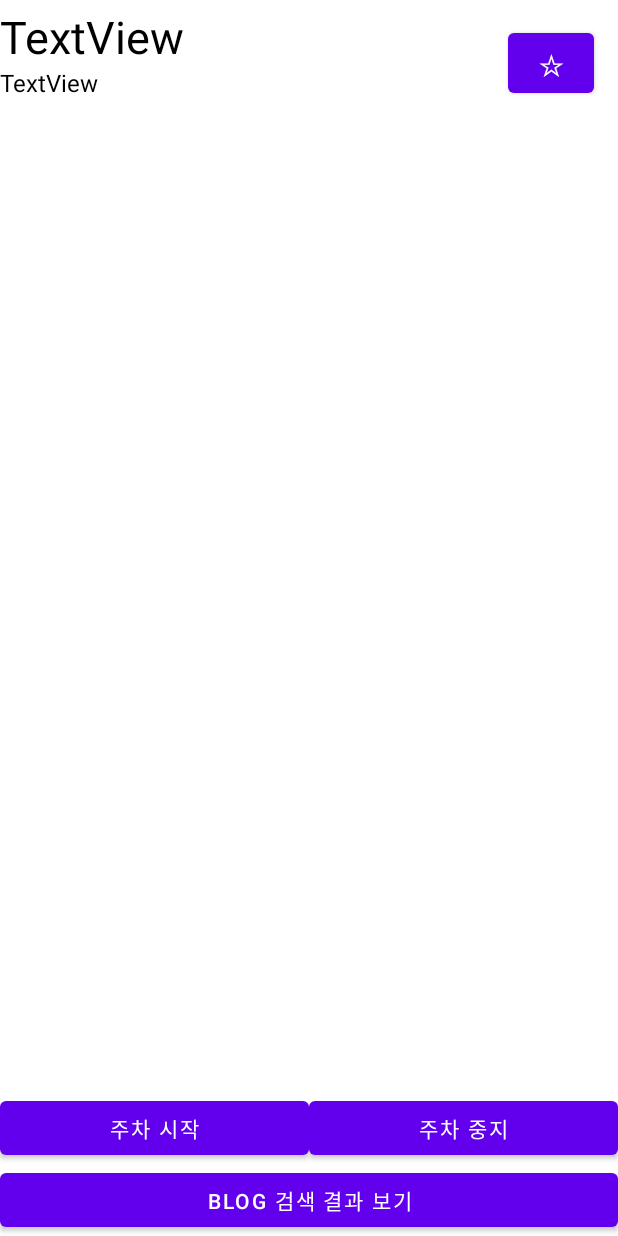
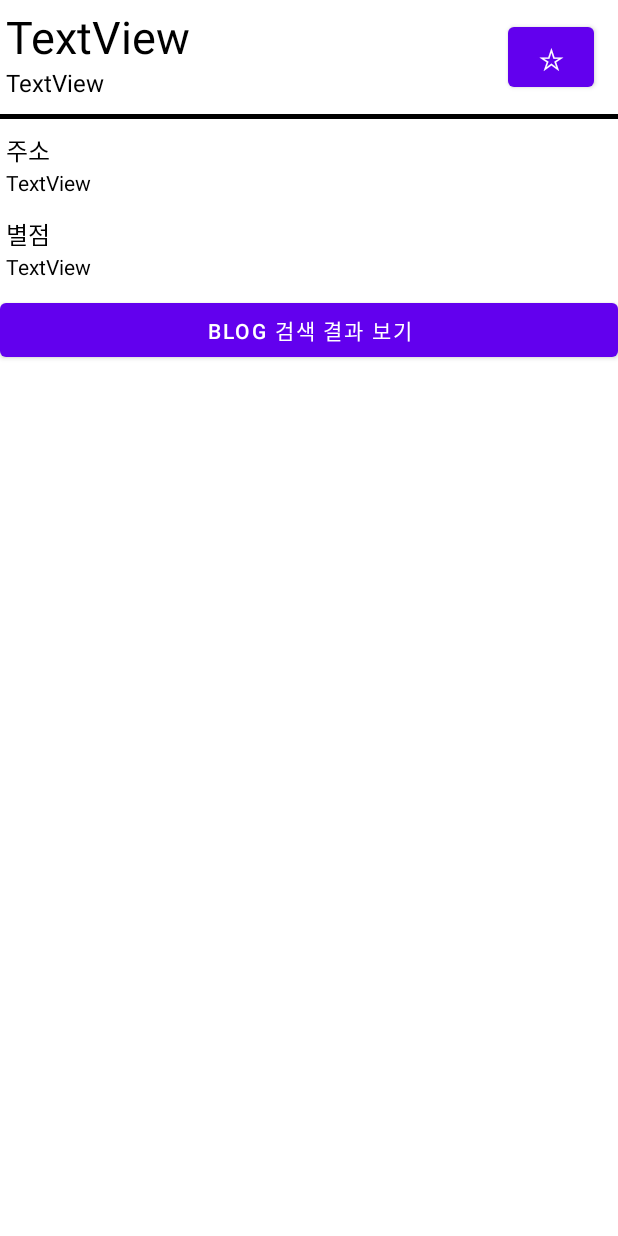
Before and after one commit to aeeazip/ParkingHelper, an Android app: the layout parking_information.xml on its own in the app's theme, with its tools: preview values and no code run, on a phone screen of 412 x 824 dp. Run offline under Robolectric (Android 15) with nearby library versions, the phone set to English and light mode, and no system bars.

Commit message:
add : 주차장 세부 정보 출력 페이지

```diff
--- a/app/build.gradle
+++ b/app/build.gradle
@@ -3,11 +3,11 @@ plugins {
 }
 
 android {
-    namespace 'ddwucom.mobile.test'
+    namespace 'ddwucom.mobile.ma02_20201019'
     compileSdk 32
 
     defaultConfig {
-        applicationId "ddwucom.mobile.test"
+        applicationId "ddwucom.mobile.ma02_20201019"
         minSdk 23
         targetSdk 32
         versionCode 1
--- a/app/src/main/AndroidManifest.xml
+++ b/app/src/main/AndroidManifest.xml
@@ -37,7 +37,8 @@
         </activity>
         <activity android:name=".ParkingSearchActivity" />
         <activity android:name=".Result" />
-        <activity android:name=".SearchResultActivity" />
+        <activity android:name=".SearchResultActivity" android:noHistory="true" />
+        <activity android:name=".ParkingInformation" android:noHistory="true" />
     </application>
 
 </manifest>
--- a/app/src/main/java/ddwucom/mobile/test/MainActivity.java
+++ b/app/src/main/java/ddwucom/mobile/ma02_20201019/MainActivity.java
@@ -1,10 +1,11 @@
-package ddwucom.mobile.test;
+package ddwucom.mobile.ma02_20201019;
 
 import androidx.appcompat.app.AppCompatActivity;
 
 import android.content.Intent;
 import android.os.Bundle;
 import android.view.View;
+
 
 /* 메인 페이지 */
 public class MainActivity extends AppCompatActivity {
--- a/app/src/main/java/ddwucom/mobile/test/ParkingAPIService.java
+++ b/app/src/main/java/ddwucom/mobile/ma02_20201019/ParkingAPIService.java
@@ -1,4 +1,4 @@
-package ddwucom.mobile.test;
+package ddwucom.mobile.ma02_20201019;
 
 public interface ParkingAPIService {
 
--- a/app/src/main/res/layout/parking_information.xml
+++ b/app/src/main/res/layout/parking_information.xml
@@ -6,9 +6,10 @@
     android:layout_height="match_parent">
 
     <TextView
-        android:id="@+id/textView"
-        android:layout_width="247dp"
+        android:id="@+id/infoName"
+        android:layout_width="308dp"
         android:layout_height="41dp"
+        android:layout_marginStart="4dp"
         android:layout_marginTop="4dp"
         android:text="TextView"
         android:textColor="#000000"
@@ -17,10 +18,10 @@
         app:layout_constraintTop_toTopOf="parent" />
 
     <TextView
-        android:id="@+id/textView2"
+        android:id="@+id/howFar"
         android:layout_width="wrap_content"
         android:layout_height="wrap_content"
-        android:layout_marginStart="0dp"
+        android:layout_marginStart="4dp"
         android:layout_marginTop="44dp"
         android:text="TextView"
         android:textColor="#000000"
@@ -28,11 +29,20 @@
         app:layout_constraintStart_toStartOf="parent"
         app:layout_constraintTop_toTopOf="parent" />
 
+    <View
+        android:layout_width="match_parent"
+        android:layout_height="3dp"
+        android:layout_marginTop="76dp"
+        android:background="#000000"
+        app:layout_constraintEnd_toEndOf="parent"
+        app:layout_constraintTop_toTopOf="parent"
+        tools:ignore="MissingConstraints" />
+
     <Button
         android:id="@+id/star"
         android:layout_width="57dp"
         android:layout_height="52dp"
-        android:layout_marginTop="16dp"
+        android:layout_marginTop="12dp"
         android:layout_marginEnd="16dp"
         android:onClick="onClick"
         android:text="☆"
@@ -51,32 +61,68 @@
         <LinearLayout
             android:layout_width="match_parent"
             android:layout_height="wrap_content"
-            android:orientation="horizontal">
+            android:orientation="horizontal"/>
 
-            <Button
-                android:id="@+id/start"
+    </LinearLayout>
+
+    <TextView
+        android:id="@+id/infoAddress"
+        android:layout_width="387dp"
+        android:layout_height="22dp"
+        android:layout_marginStart="4dp"
+        android:layout_marginTop="112dp"
+        android:text="TextView"
+        android:textColor="#000000"
+        app:layout_constraintStart_toStartOf="parent"
+        app:layout_constraintTop_toTopOf="parent" />
+
+    <TextView
+        android:id="@+id/t"
         android:layout_width="wrap_content"
-                android:layout_height="match_parent"
-                android:layout_weight="1"
-                android:onClick="onClick"
-                android:text="주차 시작" />
+        android:layout_height="wrap_content"
+        android:layout_marginStart="4dp"
+        android:layout_marginTop="144dp"
+        android:text="별점"
+        android:textColor="#000000"
+        android:textSize="16sp"
+        app:layout_constraintStart_toStartOf="parent"
+        app:layout_constraintTop_toTopOf="parent"
+        tools:ignore="MissingConstraints" />
 
-            <Button
-                android:id="@+id/end"
+    <TextView
+        android:id="@+id/t3"
         android:layout_width="wrap_content"
-                android:layout_height="match_parent"
-                android:layout_weight="1"
-                android:onClick="onClick"
-                android:text="주차 중지" />
-        </LinearLayout>
+        android:layout_height="wrap_content"
+        android:layout_marginStart="4dp"
+        android:layout_marginTop="88dp"
+        android:text="주소"
+        android:textColor="#000000"
+        android:textSize="16sp"
+        app:layout_constraintStart_toStartOf="parent"
+        app:layout_constraintTop_toTopOf="parent"
+        tools:ignore="MissingConstraints" />
+
+    <TextView
+        android:id="@+id/infoRanking"
+        android:layout_width="387dp"
+        android:layout_height="22dp"
+        android:layout_marginStart="4dp"
+        android:layout_marginTop="168dp"
+        android:text="TextView"
+        android:textColor="#000000"
+        app:layout_constraintStart_toStartOf="parent"
+        app:layout_constraintTop_toTopOf="parent" />
 
     <Button
         android:id="@+id/blog"
         android:layout_width="match_parent"
         android:layout_height="wrap_content"
+        android:layout_marginStart="0dp"
+        android:layout_marginTop="196dp"
         android:onClick="onClick"
-            android:text="blog 검색 결과 보기" />
-    </LinearLayout>
+        android:text="blog 검색 결과 보기"
+        app:layout_constraintStart_toStartOf="parent"
+        app:layout_constraintTop_toTopOf="parent" />
 
 
 </androidx.constraintlayout.widget.ConstraintLayout>
```
Also changed, not shown: app/src/main/java/ddwucom/mobile/ma02_20201019/ListViewAdapter.java (renamed from app/src/main/java/ddwucom/mobile/test/ListViewAdapter.java, +1 -9 lines), app/src/main/java/ddwucom/mobile/ma02_20201019/ParkingInformation.java (added, +45 -0 lines), app/src/main/java/ddwucom/mobile/ma02_20201019/ParkingSearchActivity.java (renamed from app/src/main/java/ddwucom/mobile/test/ParkingSearchActivity.java, +14 -19 lines), app/src/main/java/ddwucom/mobile/ma02_20201019/Result.java (renamed from app/src/main/java/ddwucom/mobile/test/Result.java, +14 -3 lines), app/src/main/java/ddwucom/mobile/ma02_20201019/SearchResultActivity.java (renamed from app/src/main/java/ddwucom/mobile/test/SearchResultActivity.java, +6 -6 lines), app/src/main/java/ddwucom/mobile/test/ParkingInformation.java (deleted, +0 -49 lines), 4 other files. Lines whose indentation alone changed are shown as unchanged.
